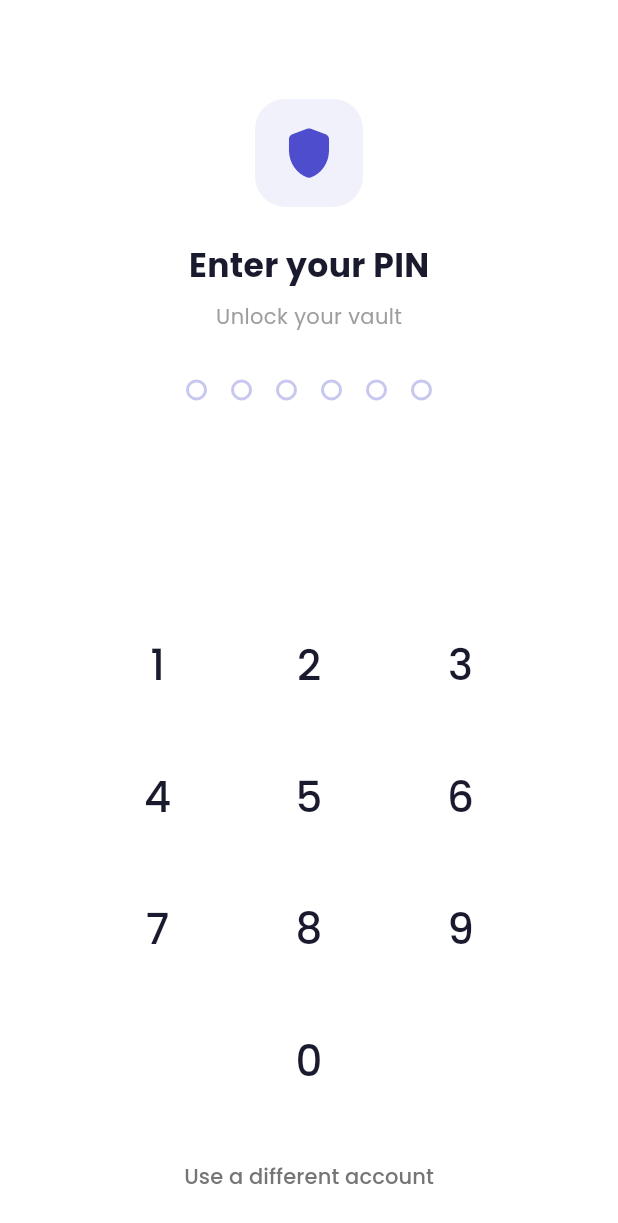
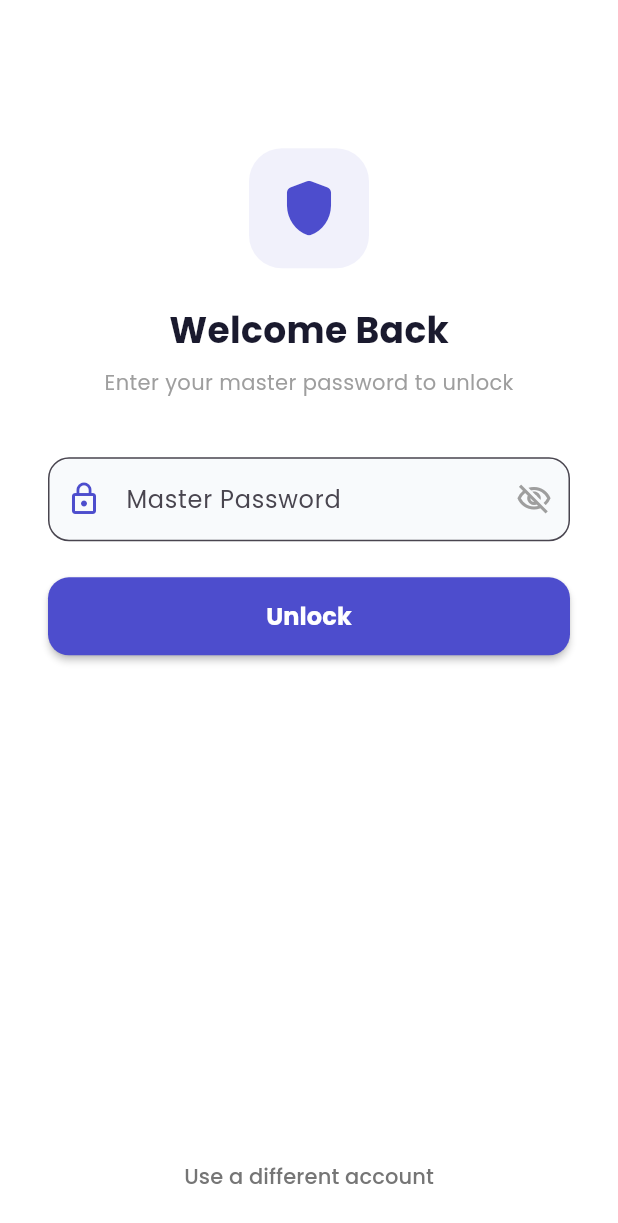
Before and after one commit to nehabista/citadel-vault, a Flutter app: the UnlockScreen screen opened by its route, on a phone screen of 412 x 824 dp. Shown: the top 1223 px of the screen. Run offline on Flutter 3.47's test engine with Material 3 defaults, Android fonts, the phone set to English and light mode, and no system bars; our stand-ins replace connectivity_plus, csv, drift, file_picker, flutter_onboarding_slider, flutter_riverpod and 10 more; missing offline and left inert: cryptography, mcp_toolkit, mobile_scanner, otp, random_x; accounts and stored records are empty; generated files the repository leaves out were written again; statements that could not run were skipped; project files that could hold a hidden picture were left out.

Commit message:
CIT-104: fix: unlock screen dual mode (master password + PIN) + E2E tests passing
- Unlock screen now detects if PIN/biometric is configured
  - No setup: shows master password field (Welcome Back screen)
  - Has setup: shows PIN pad with biometric button
- Splash always routes to /unlock when PB auth valid (not /login)
- Master password unlock derives vault key via SessionNotifier
- Removed legacy crypto references from E2E tests
- 26/26 E2E tests passing across all subsystems

```diff
--- a/lib/presentation/pages/auth/unlock_screen.dart
+++ b/lib/presentation/pages/auth/unlock_screen.dart
@@ -7,11 +7,13 @@ import 'package:flutter_riverpod/flutter_riverpod.dart';
 import 'package:go_router/go_router.dart';
 
 import '../../../core/providers/core_providers.dart';
+import '../../../core/providers/session_provider.dart';
 import '../../../data/services/auth/local_auth_service.dart';
 import '../../../features/auth/presentation/providers/auth_provider.dart';
 import '../../../routing/app_router.dart';
 
-/// Beautiful PIN unlock screen with number pad, dot indicators, and biometric support.
+/// Unlock screen that shows either PIN pad or master password field
+/// depending on whether quick unlock (PIN/biometric) is configured.
 class UnlockScreen extends ConsumerStatefulWidget {
   const UnlockScreen({super.key});
 
@@ -25,10 +27,15 @@ class _UnlockScreenState extends ConsumerState<UnlockScreen>
   static const Color _primaryColor = Color(0xFF4D4DCD);
   static const Color _errorColor = Color(0xFFE53935);
 
+  // State
   final List<int> _enteredPin = [];
+  final _masterPwController = TextEditingController();
   bool _isProcessing = false;
   bool _hasError = false;
   bool _biometricsAvailable = false;
+  bool _hasQuickUnlock = false; // true = PIN mode, false = master password mode
+  bool _loading = true;
+  bool _obscureMasterPw = true;
 
   late AnimationController _shakeController;
   late Animation<double> _shakeAnimation;
@@ -44,63 +51,57 @@ class _UnlockScreenState extends ConsumerState<UnlockScreen>
       CurvedAnimation(parent: _shakeController, curve: Curves.elasticIn),
     );
     _shakeController.addStatusListener((status) {
-      if (status == AnimationStatus.completed) {
-        _shakeController.reset();
-      }
+      if (status == AnimationStatus.completed) _shakeController.reset();
     });
 
-    _loadUnlockMethod();
+    _detectUnlockMethod();
   }
 
-  Future<void> _loadUnlockMethod() async {
+  Future<void> _detectUnlockMethod() async {
     final localAuth = ref.read(localAuthServiceProvider);
-    final method = await localAuth.getSavedUnlockMethod();
+    final hasSetup = await localAuth.hasQuickUnlockSetup();
     final canBio = await localAuth.canUseBiometrics();
 
     if (mounted) {
       setState(() {
+        _hasQuickUnlock = hasSetup;
         _biometricsAvailable = canBio;
+        _loading = false;
       });
 
-      // Auto-trigger biometric prompt if biometric unlock is configured.
-      if (method == UnlockMethod.biometrics && canBio) {
+      // Auto-trigger biometric if available and configured
+      if (hasSetup && canBio) {
         _attemptBiometricUnlock();
       }
     }
   }
 
+  // ─── Biometric ───
   Future<void> _attemptBiometricUnlock() async {
     if (_isProcessing) return;
     setState(() => _isProcessing = true);
-
     try {
       final success =
           await ref.read(authProvider.notifier).unlockWithBiometrics();
-      if (success && mounted) {
-        context.go(AppRoutes.home);
-      }
+      if (success && mounted) context.go(AppRoutes.home);
     } finally {
       if (mounted) setState(() => _isProcessing = false);
     }
   }
 
+  // ─── PIN ───
   void _onDigitTap(int digit) {
     if (_isProcessing || _enteredPin.length >= _pinLength) return;
-
     HapticFeedback.lightImpact();
     setState(() {
       _hasError = false;
       _enteredPin.add(digit);
     });
-
-    if (_enteredPin.length == _pinLength) {
-      _verifyPin();
-    }
+    if (_enteredPin.length == _pinLength) _verifyPin();
   }
 
   void _onBackspace() {
     if (_isProcessing || _enteredPin.isEmpty) return;
-
     HapticFeedback.lightImpact();
     setState(() {
       _hasError = false;
@@ -110,52 +111,234 @@ class _UnlockScreenState extends ConsumerState<UnlockScreen>
 
   Future<void> _verifyPin() async {
     setState(() => _isProcessing = true);
-
     final pin = _enteredPin.join();
     final notifier = ref.read(authProvider.notifier);
     notifier.pinController.text = pin;
-
     final success = await notifier.unlockWithPin();
-
     if (success && mounted) {
       context.go(AppRoutes.home);
     } else if (mounted) {
-      // Show error with shake animation.
       HapticFeedback.heavyImpact();
       setState(() {
         _hasError = true;
         _isProcessing = false;
       });
       _shakeController.forward();
+      Future.delayed(const Duration(milliseconds: 600), () {
+        if (mounted) setState(() => _enteredPin.clear());
+      });
+    }
+  }
 
-      // Clear after a short delay.
-      Future.delayed(const Duration(milliseconds: 600), () {
+  // ─── Master Password ───
+  Future<void> _unlockWithMasterPassword() async {
+    final masterPw = _masterPwController.text.trim();
+    if (masterPw.isEmpty) return;
+
+    setState(() {
+      _isProcessing = true;
+      _hasError = false;
+    });
+
+    try {
+      final authService = ref.read(authServiceProvider);
+      final user = authService.currentUser;
+      if (user == null) {
+        // Shouldn't happen — splash loaded the user. Fallback to login.
+        if (mounted) context.go(AppRoutes.login);
+        return;
+      }
+
+      // Derive vault key and unlock session
+      final sessionNotifier = ref.read(sessionProvider.notifier);
+      await sessionNotifier.unlock(masterPw, user.salt);
+
+      if (mounted) context.go(AppRoutes.home);
+    } catch (e) {
       if (mounted) {
-          setState(() => _enteredPin.clear());
+        setState(() {
+          _hasError = true;
+          _isProcessing = false;
+        });
+        _shakeController.forward();
       }
-      });
     }
   }
 
   @override
   void dispose() {
     _shakeController.dispose();
+    _masterPwController.dispose();
     super.dispose();
   }
 
   @override
   Widget build(BuildContext context) {
-    final screenHeight = MediaQuery.of(context).size.height;
-    final bottomPadding = MediaQuery.of(context).padding.bottom;
+    if (_loading) {
+      return const Scaffold(
+        backgroundColor: Colors.white,
+        body: Center(child: CircularProgressIndicator(color: _primaryColor)),
+      );
+    }
 
     return Scaffold(
       backgroundColor: Colors.white,
       body: SafeArea(
+        child: _hasQuickUnlock ? _buildPinMode() : _buildMasterPasswordMode(),
+      ),
+    );
+  }
+
+  // ─── Master Password Mode ───
+  Widget _buildMasterPasswordMode() {
+    final screenHeight = MediaQuery.of(context).size.height;
+
+    return Padding(
+      padding: const EdgeInsets.symmetric(horizontal: 32),
       child: Column(
+        children: [
+          SizedBox(height: screenHeight * 0.12),
+
+          // Logo
+          Container(
+            width: 80,
+            height: 80,
+            decoration: BoxDecoration(
+              color: _primaryColor.withAlpha(20),
+              borderRadius: BorderRadius.circular(22),
+            ),
+            child: const Icon(Icons.shield_rounded,
+                size: 44, color: _primaryColor),
+          ),
+          const SizedBox(height: 24),
+
+          const Text(
+            'Welcome Back',
+            style: TextStyle(
+              fontSize: 24,
+              fontWeight: FontWeight.w700,
+              color: Color(0xFF1A1A2E),
+            ),
+          ),
+          const SizedBox(height: 8),
+          Text(
+            'Enter your master password to unlock',
+            style: TextStyle(fontSize: 14, color: Colors.grey.shade500),
+          ),
+          const SizedBox(height: 40),
+
+          // Master password field
+          AnimatedBuilder(
+            animation: _shakeAnimation,
+            builder: (context, child) {
+              final offset = _shakeAnimation.value *
+                  12 *
+                  _shakeDirection(_shakeAnimation.value);
+              return Transform.translate(
+                  offset: Offset(offset, 0), child: child);
+            },
+            child: TextField(
+              controller: _masterPwController,
+              obscureText: _obscureMasterPw,
+              enabled: !_isProcessing,
+              decoration: InputDecoration(
+                labelText: 'Master Password',
+                errorText: _hasError ? 'Incorrect master password' : null,
+                filled: true,
+                fillColor: const Color(0xFFF8FAFC),
+                border: OutlineInputBorder(
+                  borderRadius: BorderRadius.circular(14),
+                  borderSide: BorderSide(color: Colors.grey.shade300),
+                ),
+                focusedBorder: OutlineInputBorder(
+                  borderRadius: BorderRadius.circular(14),
+                  borderSide:
+                      const BorderSide(color: _primaryColor, width: 2),
+                ),
+                errorBorder: OutlineInputBorder(
+                  borderRadius: BorderRadius.circular(14),
+                  borderSide: const BorderSide(color: _errorColor, width: 2),
+                ),
+                prefixIcon:
+                    const Icon(Icons.lock_outline, color: _primaryColor),
+                suffixIcon: IconButton(
+                  icon: Icon(
+                    _obscureMasterPw
+                        ? Icons.visibility_off_outlined
+                        : Icons.visibility_outlined,
+                    color: Colors.grey,
+                  ),
+                  onPressed: () =>
+                      setState(() => _obscureMasterPw = !_obscureMasterPw),
+                ),
+              ),
+              onSubmitted: (_) => _unlockWithMasterPassword(),
+            ),
+          ),
+          const SizedBox(height: 24),
+
+          // Unlock button
+          SizedBox(
+            width: double.infinity,
+            height: 52,
+            child: ElevatedButton(
+              onPressed: _isProcessing ? null : _unlockWithMasterPassword,
+              style: ElevatedButton.styleFrom(
+                backgroundColor: _primaryColor,
+                foregroundColor: Colors.white,
+                shape: RoundedRectangleBorder(
+                  borderRadius: BorderRadius.circular(14),
+                ),
+                elevation: 2,
+              ),
+              child: _isProcessing
+                  ? const SizedBox(
+                      width: 24,
+                      height: 24,
+                      child: CircularProgressIndicator(
+                          strokeWidth: 2, color: Colors.white),
+                    )
+                  : const Text(
+                      'Unlock',
+                      style:
+                          TextStyle(fontSize: 16, fontWeight: FontWeight.w700),
+                    ),
+            ),
+          ),
+
+          const Spacer(),
+
+          // Logout link
+          TextButton(
+            onPressed: () {
+              ref.read(authProvider.notifier).logout();
+              if (mounted) context.go(AppRoutes.login);
+            },
+            child: Text(
+              'Use a different account',
+              style: TextStyle(
+                fontSize: 14,
+                fontWeight: FontWeight.w500,
+                color: Colors.grey.shade600,
+              ),
+            ),
+          ),
+          const SizedBox(height: 16),
+        ],
+      ),
+    );
+  }
+
+  // ─── PIN Mode ───
+  Widget _buildPinMode() {
+    final screenHeight = MediaQuery.of(context).size.height;
+    final bottomPadding = MediaQuery.of(context).padding.bottom;
+
+    return Column(
       children: [
         SizedBox(height: screenHeight * 0.08),
 
-            // App logo
+        // Logo
         Container(
           width: 72,
           height: 72,
@@ -163,19 +346,14 @@ class _UnlockScreenState extends ConsumerState<UnlockScreen>
             color: _primaryColor.withAlpha(20),
             borderRadius: BorderRadius.circular(20),
           ),
-              child: const Icon(
-                Icons.shield_rounded,
-                size: 40,
-                color: _primaryColor,
-              ),
+          child: const Icon(Icons.shield_rounded,
+              size: 40, color: _primaryColor),
         ),
         const SizedBox(height: 24),
 
-            // Title
         Text(
           _hasError ? 'Incorrect PIN' : 'Enter your PIN',
           style: TextStyle(
-                fontFamily: 'Poppins',
             fontSize: 22,
             fontWeight: FontWeight.w700,
             color: _hasError ? _errorColor : const Color(0xFF1A1A2E),
@@ -184,11 +362,7 @@ class _UnlockScreenState extends ConsumerState<UnlockScreen>
         const SizedBox(height: 8),
         Text(
           'Unlock your vault',
-              style: TextStyle(
-                fontFamily: 'Poppins',
-                fontSize: 14,
-                color: Colors.grey.shade500,
-              ),
+          style: TextStyle(fontSize: 14, color: Colors.grey.shade500),
         ),
         const SizedBox(height: 32),
 
@@ -196,12 +370,11 @@ class _UnlockScreenState extends ConsumerState<UnlockScreen>
         AnimatedBuilder(
           animation: _shakeAnimation,
           builder: (context, child) {
-                final offset =
-                    _shakeAnimation.value * 12 * _shakeDirection(_shakeAnimation.value);
+            final offset = _shakeAnimation.value *
+                12 *
+                _shakeDirection(_shakeAnimation.value);
             return Transform.translate(
-                  offset: Offset(offset, 0),
-                  child: child,
-                );
+                offset: Offset(offset, 0), child: child);
           },
           child: Row(
             mainAxisAlignment: MainAxisAlignment.center,
@@ -241,27 +414,21 @@ class _UnlockScreenState extends ConsumerState<UnlockScreen>
           padding: const EdgeInsets.symmetric(horizontal: 40),
           child: Column(
             children: [
-                  // Row 1: 1, 2, 3
               _buildNumberRow([1, 2, 3]),
               const SizedBox(height: 16),
-                  // Row 2: 4, 5, 6
               _buildNumberRow([4, 5, 6]),
               const SizedBox(height: 16),
-                  // Row 3: 7, 8, 9
               _buildNumberRow([7, 8, 9]),
               const SizedBox(height: 16),
-                  // Row 4: biometric, 0, backspace
               Row(
                 mainAxisAlignment: MainAxisAlignment.spaceEvenly,
                 children: [
-                      // Biometric button (bottom-left)
                   _buildActionButton(
                     icon: Icons.fingerprint_rounded,
                     visible: _biometricsAvailable,
                     onTap: _attemptBiometricUnlock,
                   ),
                   _buildDigitButton(0),
-                      // Backspace button (bottom-right)
                   _buildActionButton(
                     icon: Icons.backspace_outlined,
                     visible: _enteredPin.isNotEmpty,
@@ -275,7 +442,6 @@ class _UnlockScreenState extends ConsumerState<UnlockScreen>
 
         SizedBox(height: screenHeight * 0.02),
 
-            // Logout link
         TextButton(
           onPressed: () {
             ref.read(authProvider.notifier).logout();
@@ -284,7 +450,6 @@ class _UnlockScreenState extends ConsumerState<UnlockScreen>
           child: Text(
             'Use a different account',
             style: TextStyle(
-                  fontFamily: 'Poppins',
               fontSize: 14,
               fontWeight: FontWeight.w500,
               color: Colors.grey.shade600,
@@ -294,8 +459,6 @@ class _UnlockScreenState extends ConsumerState<UnlockScreen>
 
         SizedBox(height: bottomPadding + 16),
       ],
-        ),
-      ),
     );
   }
 
@@ -321,7 +484,6 @@ class _UnlockScreenState extends ConsumerState<UnlockScreen>
             child: Text(
               '$digit',
               style: const TextStyle(
-                fontFamily: 'Poppins',
                 fontSize: 28,
                 fontWeight: FontWeight.w500,
                 color: Color(0xFF1A1A2E),
@@ -352,11 +514,7 @@ class _UnlockScreenState extends ConsumerState<UnlockScreen>
               customBorder: const CircleBorder(),
               splashColor: _primaryColor.withAlpha(30),
               child: Center(
-                child: Icon(
-                  icon,
-                  size: 28,
-                  color: _primaryColor,
-                ),
+                child: Icon(icon, size: 28, color: _primaryColor),
               ),
             ),
           ),
@@ -365,15 +523,7 @@ class _UnlockScreenState extends ConsumerState<UnlockScreen>
     );
   }
 
-  /// Returns a sin-like direction multiplier for the shake animation.
   double _shakeDirection(double t) {
-    // Produces a left-right-left-right pattern.
-    return (t < 0.25)
-        ? -1
-        : (t < 0.5)
-            ? 1
-            : (t < 0.75)
-                ? -1
-                : 1;
+    return (t < 0.25) ? -1 : (t < 0.5) ? 1 : (t < 0.75) ? -1 : 1;
   }
 }
--- a/lib/presentation/pages/splash/splash_screen.dart
+++ b/lib/presentation/pages/splash/splash_screen.dart
@@ -73,12 +73,13 @@ class _SplashScreenState extends ConsumerState<SplashScreen> {
         final hasQuickUnlock = await localAuth.hasQuickUnlockSetup();
 
         if (hasQuickUnlock) {
-          // User has PIN/biometric set up -> go to unlock screen
+          // User has PIN/biometric set up -> go to PIN/biometric unlock
           if (mounted) context.go(AppRoutes.unlock);
         } else {
-          // No quick unlock set up -> go directly to login
-          // (user needs to re-enter master password to derive vault key)
-          if (mounted) context.go(AppRoutes.login);
+          // No PIN/biometric, but PB session is valid.
+          // Go to unlock screen which will show master password field
+          // instead of full login (email+password+master).
+          if (mounted) context.go(AppRoutes.unlock);
         }
       } else {
         if (mounted) context.go(AppRoutes.login);
```
Also changed, not shown: 1 other file. Lines whose indentation alone changed are shown as unchanged.
